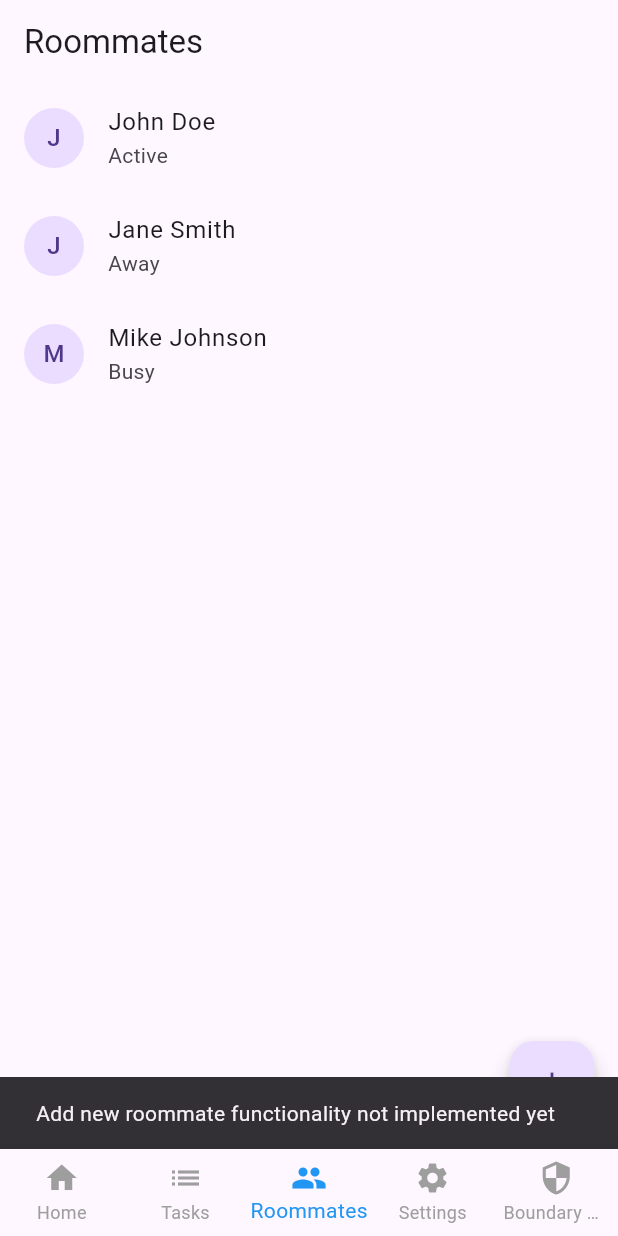
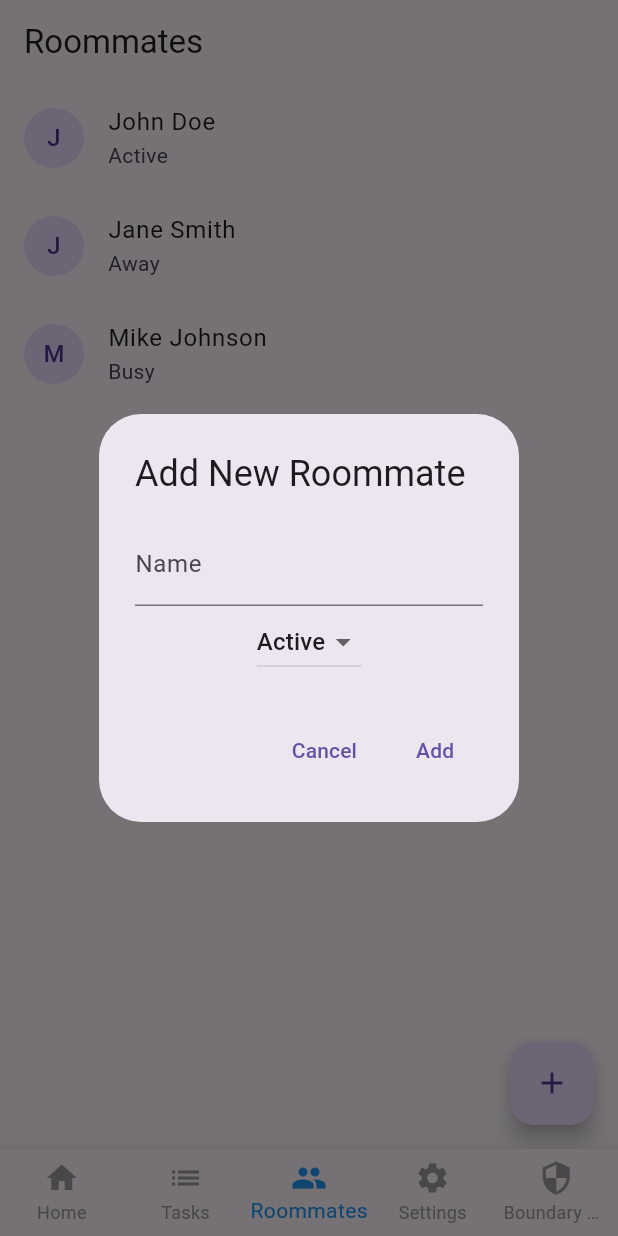
Before and after one commit to esamnyu/roomies, a Flutter app: the screen it shows after launch, item 3 of the bottom bar chosen, after a tap on the "add" icon, on a phone screen of 412 x 824 dp. Run offline on Flutter 3.47's test engine with Material 3 defaults, Android fonts, the phone set to English and light mode, and no system bars; our stand-ins replace flutter_secure_storage, shared_preferences, socket_io_client; network calls fail.

Commit message:
Refactor HomeDashboard and BoundarySettingScreen to remove redundancies
- Removed duplicate AppBar from BoundarySettingScreen
- Eliminated redundant navigation elements in BoundarySettingScreen
- Integrated HomeDashboard content directly into main app structure
- Updated TextTheme usage to use current properties (titleLarge)
- Fixed syntax errors and improved code formatting
- Ensured consistent UI across main screens

This commit addresses UI inconsistencies and removes duplicate navigation
elements, providing a cleaner and more unified user experience across the app.

```diff
--- a/frontend/lib/boundary_setting_screen.dart
+++ b/frontend/lib/boundary_setting_screen.dart
@@ -4,28 +4,17 @@ import 'sub_bucket_detail_screen.dart';
 class BoundarySettingScreen extends StatelessWidget {
   @override
   Widget build(BuildContext context) {
-    print('Building BoundarySettingScreen'); // Debug print
-    return Scaffold(
-      appBar: AppBar(
-        title: Text('Boundary Setting'),
-        actions: [
-          IconButton(
-            icon: Icon(Icons.edit),
-            onPressed: () {
-              print('Edit button pressed');
-            },
-          ),
-          IconButton(
-            icon: Icon(Icons.mail),
-            onPressed: () {
-              print('Mail button pressed');
-            },
-          ),
-        ],
-      ),
-      body: ListView(
+    return _buildBody(context);
+  }
+
+  Widget _buildBody(BuildContext context) {
+    return Column(
       children: [
-          _buildInfoCard(), // Add this line
+        _buildActionButtons(context),
+        Expanded(
+          child: ListView(
+            children: [
+              _buildInfoCard(),
               _buildBoundaryItem(
                 context,
                 'Knock before entering',
@@ -48,12 +37,38 @@ class BoundarySettingScreen extends StatelessWidget {
               ),
             ],
           ),
+        ),
+      ],
+    );
+  }
+
+  Widget _buildActionButtons(BuildContext context) {
+    return Padding(
+      padding: EdgeInsets.symmetric(horizontal: 16, vertical: 8),
+      child: Row(
+        mainAxisAlignment: MainAxisAlignment.end,
+        children: [
+          IconButton(
+            icon: Icon(Icons.edit),
+            onPressed: () {
+              // TODO: Implement edit functionality
+            },
+          ),
+          IconButton(
+            icon: Icon(Icons.mail),
+            onPressed: () {
+              // TODO: Implement mail functionality
+            },
+          ),
+        ],
+      ),
     );
   }
 
   Widget _buildInfoCard() {
     return Card(
       color: Colors.yellow[100],
+      margin: EdgeInsets.all(16),
       child: Padding(
         padding: EdgeInsets.all(16),
         child: Row(
@@ -73,46 +88,29 @@ class BoundarySettingScreen extends StatelessWidget {
   }
 
   Widget _buildBoundaryItem(BuildContext context, String title, String description) {
-    return GestureDetector(
-      onTap: () {
-        print('Tapped on: $title'); // Debug print
-        _navigateToSubBucketDetail(context, title);
-      },
-      child: Card(
-        margin: EdgeInsets.symmetric(vertical: 4, horizontal: 8),
-        child: Padding(
-          padding: EdgeInsets.all(12),
-          child: Row(
-            children: [
-              Container(
+    return Card(
+      margin: EdgeInsets.symmetric(vertical: 4, horizontal: 16),
+      child: ListTile(
+        contentPadding: EdgeInsets.symmetric(vertical: 8, horizontal: 16),
+        leading: Container(
           width: 4,
           height: 40,
           color: Colors.blue,
         ),
-              SizedBox(width: 12),
-              Expanded(
-                child: Column(
-                  crossAxisAlignment: CrossAxisAlignment.start,
-                  children: [
-                    Text(
+        title: Text(
           title,
           style: TextStyle(fontWeight: FontWeight.bold),
         ),
-                    SizedBox(height: 4),
-                    Text(description),
-                  ],
-                ),
-              ),
-              Icon(Icons.chevron_right),
-            ],
-          ),
-        ),
+        subtitle: Text(description),
+        trailing: Icon(Icons.chevron_right),
+        onTap: () {
+          _navigateToSubBucketDetail(context, title);
+        },
       ),
     );
   }
 
   void _navigateToSubBucketDetail(BuildContext context, String title) {
-    print('Navigating to SubBucketDetailScreen for: $title'); // Debug print
     Navigator.push(
       context,
       MaterialPageRoute(
--- a/frontend/lib/home_dashboard.dart
+++ b/frontend/lib/home_dashboard.dart
@@ -154,22 +154,19 @@ class _HomeDashboardState extends State<HomeDashboard> {
 
   @override
   Widget build(BuildContext context) {
-    return Scaffold(
-      appBar: AppBar(
-        title: Text('Welcome, ${context.watch<UserProvider>().username}'),
-        actions: [
-          IconButton(
-            icon: Icon(Icons.notifications),
-            onPressed: _navigateToNotifications,
+    return Stack(
+      children: [
+        _buildBody(),
+        Positioned(
+          bottom: 16,
+          right: 16,
+          child: FloatingActionButton(
+            onPressed: () => _navigateToTaskEdit(null),
+            child: Icon(Icons.add),
+            tooltip: 'Add new task',
           ),
-        ],
-      ),
-      body: _buildBody(),
-      floatingActionButton: FloatingActionButton(
-        onPressed: () => _navigateToTaskEdit(null),
-        child: Icon(Icons.add),
-        tooltip: 'Add new task',
-      ),
+        ),
+      ],
     );
   }
 
@@ -182,6 +179,20 @@ class _HomeDashboardState extends State<HomeDashboard> {
       child: ListView(
         padding: EdgeInsets.all(16),
         children: [
+          Row(
+            mainAxisAlignment: MainAxisAlignment.spaceBetween,
+            children: [
+              Text(
+                'Welcome, ${context.watch<UserProvider>().username}',
+                style: Theme.of(context).textTheme.titleLarge,
+              ),
+              IconButton(
+                icon: Icon(Icons.notifications),
+                onPressed: _navigateToNotifications,
+              ),
+            ],
+          ),
+          SizedBox(height: 20),
           _buildTodaySchedule(),
           SizedBox(height: 20),
           _buildRecentNotifications(),
--- a/frontend/lib/main.dart
+++ b/frontend/lib/main.dart
@@ -6,7 +6,7 @@ import 'home_dashboard.dart';
 import 'boundary_setting_screen.dart';
 import 'task_list_screen.dart';
 import 'roommate_list_screen.dart';
-// Import other screens as needed
+import 'settings_screen.dart';
 
 void main() async {
   WidgetsFlutterBinding.ensureInitialized();
@@ -45,27 +45,58 @@ class _MainScreenState extends State<MainScreen> {
   int _selectedIndex = 0;
   final List<Widget> _widgetOptions = <Widget>[
     HomeDashboard(),
-    TaskListScreen(), // Replace Text widget with actual TaskListScreen
-    RoommateListScreen(), // Replace Text widget with actual RoommateListScreen
-    Text('Settings'), // Keep this as is for now
+    TaskListScreen(),
+    RoommateListScreen(),
+    SettingsScreen(),
     BoundarySettingScreen(),
   ];
 
   void _onItemTapped(int index) {
-    print('Tapped bottom navigation item: $index'); // Debug print
     setState(() {
       _selectedIndex = index;
     });
   }
 
+  String _getTitle(int index) {
+    switch (index) {
+      case 0:
+        return 'Home';
+      case 1:
+        return 'Tasks';
+      case 2:
+        return 'Roommates';
+      case 3:
+        return 'Settings';
+      case 4:
+        return 'Boundary Setting';
+      default:
+        return 'Roomies';
+    }
+  }
+
   @override
   Widget build(BuildContext context) {
-    print('Building MainScreen, selectedIndex: $_selectedIndex'); // Debug print
     return Scaffold(
-      body: IndexedStack(
-        index: _selectedIndex,
-        children: _widgetOptions,
+      appBar: AppBar(
+        title: Text(_getTitle(_selectedIndex)),
+        actions: _selectedIndex == 4
+            ? [
+                IconButton(
+                  icon: Icon(Icons.edit),
+                  onPressed: () {
+                    // TODO: Implement edit functionality for BoundarySettingScreen
+                  },
+                ),
+                IconButton(
+                  icon: Icon(Icons.mail),
+                  onPressed: () {
+                    // TODO: Implement mail functionality for BoundarySettingScreen
+                  },
+                ),
+              ]
+            : null,
       ),
+      body: _widgetOptions[_selectedIndex],
       bottomNavigationBar: BottomNavigationBar(
         items: const <BottomNavigationBarItem>[
           BottomNavigationBarItem(icon: Icon(Icons.home), label: 'Home'),
--- a/frontend/lib/roommate_list_screen.dart
+++ b/frontend/lib/roommate_list_screen.dart
@@ -14,11 +14,9 @@ class _RoommateListScreenState extends State<RoommateListScreen> {
 
   @override
   Widget build(BuildContext context) {
-    return Scaffold(
-      appBar: AppBar(
-        title: Text('Roommates'),
-      ),
-      body: ListView.builder(
+    return Stack(
+      children: [
+        ListView.builder(
           itemCount: roommates.length,
           itemBuilder: (context, index) {
             return ListTile(
@@ -27,25 +25,96 @@ class _RoommateListScreenState extends State<RoommateListScreen> {
               ),
               title: Text(roommates[index]['name']!),
               subtitle: Text(roommates[index]['status']!),
-            onTap: () {
-              // TODO: Navigate to roommate detail screen
-              ScaffoldMessenger.of(context).showSnackBar(
-                SnackBar(content: Text('Tapped on ${roommates[index]['name']}')),
+              onTap: () => _navigateToRoommateDetail(context, roommates[index]),
+            );
+          },
+        ),
+        Positioned(
+          bottom: 16,
+          right: 16,
+          child: FloatingActionButton(
+            onPressed: () => _showAddRoommateDialog(context),
+            child: Icon(Icons.add),
+            tooltip: 'Add New Roommate',
+          ),
+        ),
+      ],
+    );
+  }
+
+  void _navigateToRoommateDetail(BuildContext context, Map<String, String> roommate) {
+    Navigator.of(context).push(
+      MaterialPageRoute(
+        builder: (context) => Scaffold(
+          appBar: AppBar(
+            title: Text(roommate['name']!),
+          ),
+          body: Center(
+            child: Column(
+              mainAxisAlignment: MainAxisAlignment.center,
+              children: [
+                Text('Name: ${roommate['name']}'),
+                Text('Status: ${roommate['status']}'),
+                // Add more details as needed
+              ],
+            ),
+          ),
+        ),
+      ),
+    );
+  }
+
+  void _showAddRoommateDialog(BuildContext context) {
+    String newName = '';
+    String newStatus = 'Active';
+
+    showDialog(
+      context: context,
+      builder: (BuildContext context) {
+        return AlertDialog(
+          title: Text('Add New Roommate'),
+          content: Column(
+            mainAxisSize: MainAxisSize.min,
+            children: [
+              TextField(
+                decoration: InputDecoration(labelText: 'Name'),
+                onChanged: (value) => newName = value,
+              ),
+              DropdownButton<String>(
+                value: newStatus,
+                items: ['Active', 'Away', 'Busy'].map((String value) {
+                  return DropdownMenuItem<String>(
+                    value: value,
+                    child: Text(value),
+                  );
+                }).toList(),
+                onChanged: (value) {
+                  setState(() {
+                    newStatus = value!;
+                  });
+                },
+              ),
+            ],
+          ),
+          actions: [
+            TextButton(
+              child: Text('Cancel'),
+              onPressed: () => Navigator.of(context).pop(),
+            ),
+            TextButton(
+              child: Text('Add'),
+              onPressed: () {
+                if (newName.isNotEmpty) {
+                  setState(() {
+                    roommates.add({'name': newName, 'status': newStatus});
+                  });
+                  Navigator.of(context).pop();
+                }
+              },
+            ),
+          ],
         );
       },
     );
-        },
-      ),
-      floatingActionButton: FloatingActionButton(
-        onPressed: () {
-          // TODO: Implement add new roommate functionality
-          ScaffoldMessenger.of(context).showSnackBar(
-            SnackBar(content: Text('Add new roommate functionality not implemented yet')),
-          );
-        },
-        child: Icon(Icons.add),
-        tooltip: 'Add New Roommate',
-      ),
-    );
   }
 }
--- a/frontend/lib/sub_bucket_detail_screen.dart
+++ b/frontend/lib/sub_bucket_detail_screen.dart
@@ -9,6 +9,10 @@ class SubBucketDetailScreen extends StatelessWidget {
   Widget build(BuildContext context) {
     return Scaffold(
       appBar: AppBar(
+        leading: IconButton(
+          icon: Icon(Icons.arrow_back),
+          onPressed: () => Navigator.of(context).pop(),
+        ),
         title: Text('Sub-bucket Detail'),
         actions: [
           TextButton(
@@ -86,6 +90,7 @@ class SubBucketDetailScreen extends StatelessWidget {
       ),
     );
   }
+
 
   String _getDescription(String title) {
     switch (title) {
--- a/frontend/lib/task_edit_screen.dart
+++ b/frontend/lib/task_edit_screen.dart
@@ -2,7 +2,6 @@ import 'package:flutter/material.dart';
 
 class TaskEditScreen extends StatefulWidget {
   final Map<String, dynamic>? task;
-
   TaskEditScreen({this.task});
 
   @override
@@ -41,9 +40,7 @@ class _TaskEditScreenState extends State<TaskEditScreen> {
       'time': _timeController.text,
       'assignedTo': _assignedToController.text,
     };
-
     // Here you would typically send this data to your backend or state management solution
-
     ScaffoldMessenger.of(context).showSnackBar(
       SnackBar(content: Text('Task saved')),
     );
--- a/frontend/lib/task_list_screen.dart
+++ b/frontend/lib/task_list_screen.dart
@@ -4,11 +4,9 @@ import 'task_detail_screen.dart';
 class TaskListScreen extends StatelessWidget {
   @override
   Widget build(BuildContext context) {
-    return Scaffold(
-      appBar: AppBar(
-        title: Text('Tasks'),
-      ),
-      body: ListView.builder(
+    return Stack(
+      children: [
+        ListView.builder(
           itemCount: 10, // Replace with actual task count
           itemBuilder: (context, index) {
             return ListTile(
@@ -24,12 +22,17 @@ class TaskListScreen extends StatelessWidget {
             );
           },
         ),
-      floatingActionButton: FloatingActionButton(
+        Positioned(
+          bottom: 16,
+          right: 16,
+          child: FloatingActionButton(
             onPressed: () {
               // TODO: Implement add new task functionality
             },
             child: Icon(Icons.add),
           ),
+        ),
+      ],
     );
   }
 }
```
Also changed, not shown: frontend/lib/settings_screen.dart (added, +121 -0 lines), frontend/pubspec.lock, 1 other file. Lines whose indentation alone changed are shown as unchanged.
